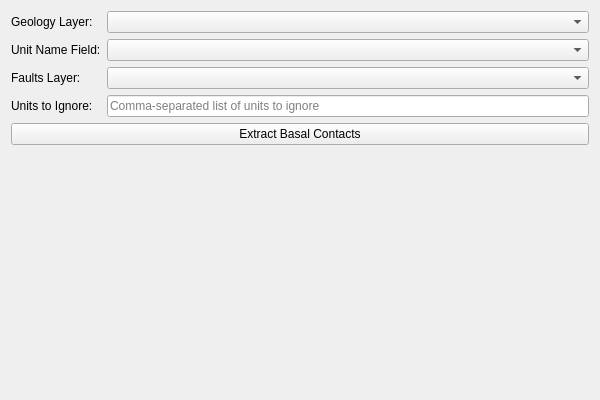
Loop3D/plugin_loopstructural, file loopstructural/gui/map2loop_tools/basal_contacts_widget.ui: the form before one commit.
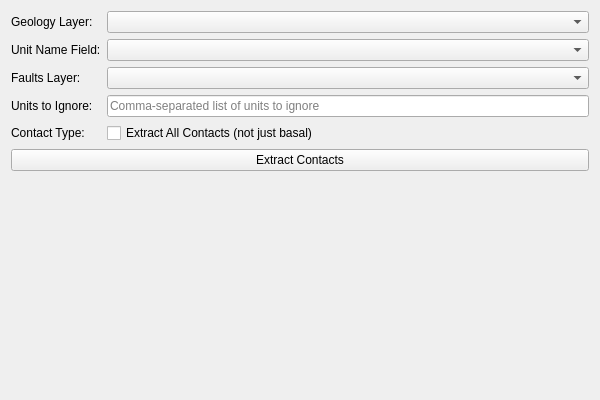
The form after the commit. Custom widgets are drawn as their Qt base class.

Commit message: fix: add geodataframetoproject for calculating contacts and guess columns./layers

What changed in the file:
```diff
--- a/loopstructural/gui/map2loop_tools/basal_contacts_widget.ui
+++ b/loopstructural/gui/map2loop_tools/basal_contacts_widget.ui
@@ -53,28 +53,43 @@
        </property>
       </widget>
      </item>
-     
-     
-     <item row="4" column="0">
+     <item row="3" column="0">
       <widget class="QLabel" name="ignoreUnitsLabel">
        <property name="text">
         <string>Units to Ignore:</string>
        </property>
       </widget>
      </item>
-     <item row="4" column="1">
+     <item row="3" column="1">
       <widget class="QLineEdit" name="ignoreUnitsLineEdit">
        <property name="placeholderText">
         <string>Comma-separated list of units to ignore</string>
        </property>
       </widget>
      </item>
+     <item row="4" column="0">
+      <widget class="QLabel" name="contactTypeLabel">
+       <property name="text">
+        <string>Contact Type:</string>
+       </property>
+      </widget>
+     </item>
+     <item row="4" column="1">
+      <widget class="QCheckBox" name="allContactsCheckBox">
+       <property name="text">
+        <string>Extract All Contacts (not just basal)</string>
+       </property>
+       <property name="checked">
+        <bool>false</bool>
+       </property>
+      </widget>
+     </item>
     </layout>
    </item>
    <item>
     <widget class="QPushButton" name="runButton">
      <property name="text">
-      <string>Extract Basal Contacts</string>
+      <string>Extract Contacts</string>
      </property>
     </widget>
    </item>
```
The commit also changes 2 other files.
